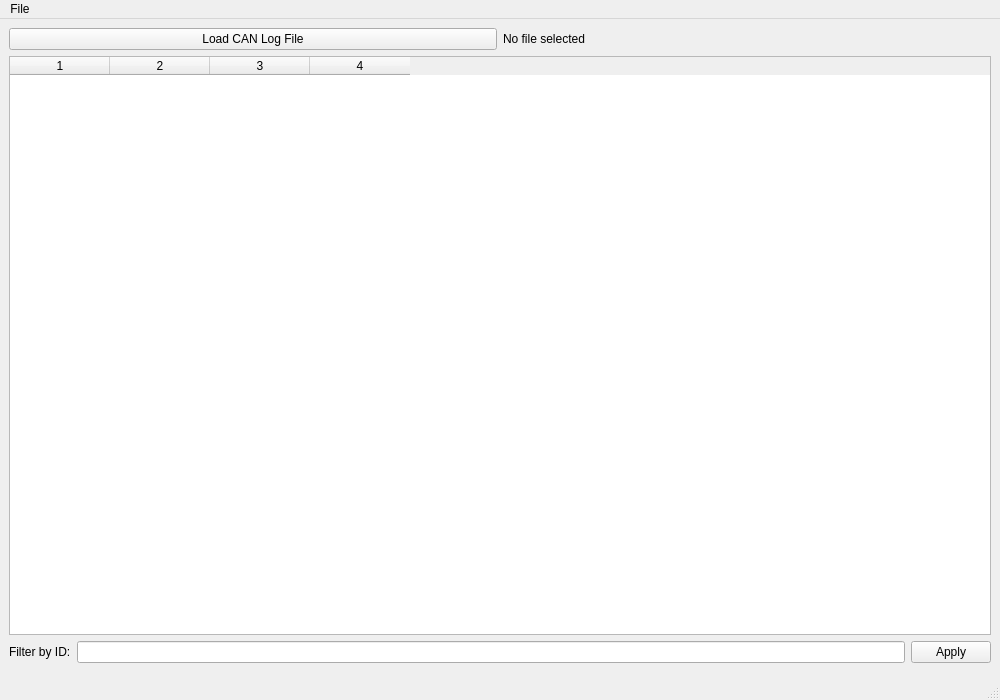
Before: the Qt Designer form mainwindow.ui in AidanRouai/CANvis1, drawn with Qt 5.
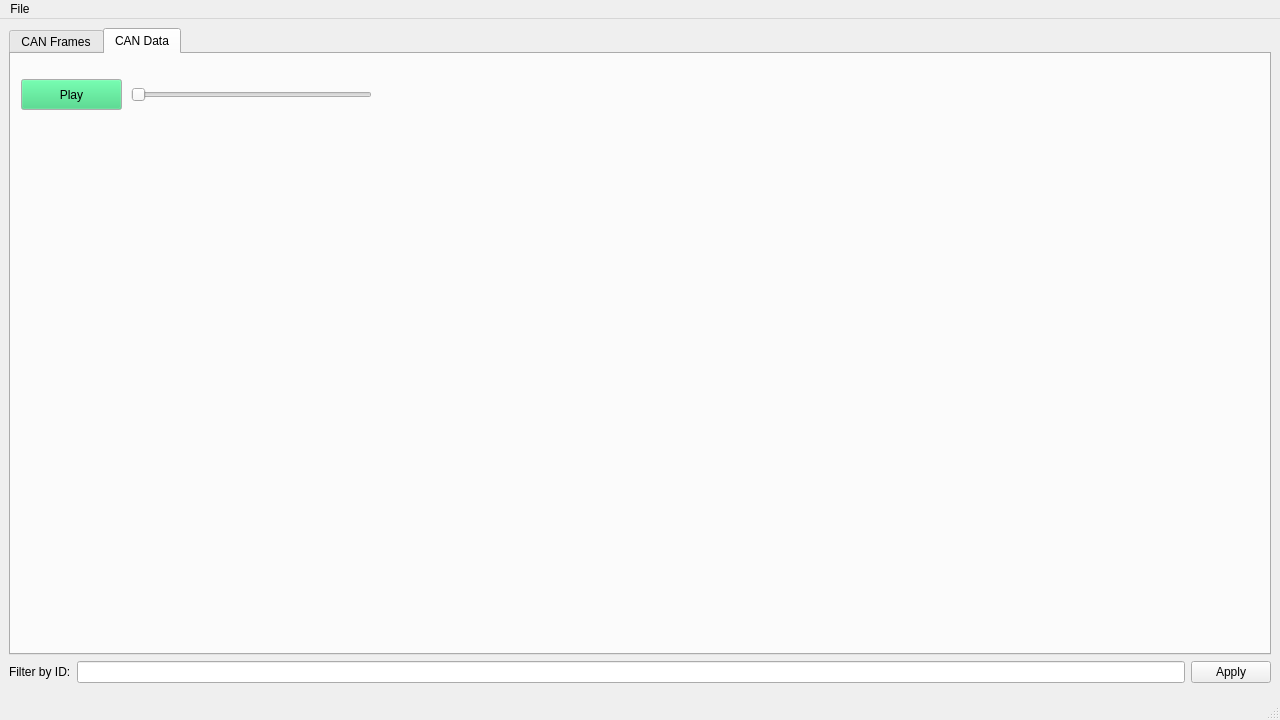
After: the same form once the commit is applied. The open tabs and pages were chosen to show the change.

Commit message: starting play button logic

```diff
--- a/mainwindow.ui
+++ b/mainwindow.ui
@@ -6,8 +6,8 @@
    <rect>
     <x>0</x>
     <y>0</y>
-    <width>1000</width>
-    <height>700</height>
+    <width>1280</width>
+    <height>720</height>
    </rect>
   </property>
   <property name="windowTitle">
@@ -16,42 +16,170 @@
   <widget class="QWidget" name="centralwidget">
    <layout class="QVBoxLayout" name="verticalLayout">
     <item>
-     <!-- File Selection Section -->
-     <layout class="QHBoxLayout" name="fileLayout">
-      <item>
+     <widget class="QTabWidget" name="Tabs">
+      <property name="currentIndex">
+       <number>0</number>
+      </property>
+      <widget class="QWidget" name="CANFrames">
+       <attribute name="title">
+        <string>CAN Frames</string>
+       </attribute>
+       <widget class="QTableWidget" name="tableCANData">
+        <property name="geometry">
+         <rect>
+          <x>-5</x>
+          <y>53</y>
+          <width>1271</width>
+          <height>541</height>
+         </rect>
+        </property>
+        <property name="alternatingRowColors">
+         <bool>true</bool>
+        </property>
+        <property name="columnCount">
+         <number>4</number>
+        </property>
+        <property name="horizontalHeaderLabels" stdset="0">
+         <stringlist>
+          <string>Timestamp</string>
+          <string>CAN ID</string>
+          <string>Data Bytes</string>
+          <string>Description</string>
+         </stringlist>
+        </property>
+        <attribute name="horizontalHeaderCascadingSectionResizes">
+         <bool>false</bool>
+        </attribute>
+        <attribute name="horizontalHeaderMinimumSectionSize">
+         <number>100</number>
+        </attribute>
+        <attribute name="horizontalHeaderDefaultSectionSize">
+         <number>325</number>
+        </attribute>
+        <attribute name="horizontalHeaderStretchLastSection">
+         <bool>false</bool>
+        </attribute>
+        <attribute name="verticalHeaderHighlightSections">
+         <bool>false</bool>
+        </attribute>
+        <column>
+         <property name="text">
+          <string>Timestamp</string>
+         </property>
+        </column>
+        <column>
+         <property name="text">
+          <string>CAN ID</string>
+         </property>
+        </column>
+        <column>
+         <property name="text">
+          <string>CAN Bytes</string>
+         </property>
+        </column>
+        <column>
+         <property name="text">
+          <string>Description</string>
+         </property>
+        </column>
+       </widget>
        <widget class="QPushButton" name="btnLoadFile">
+        <property name="geometry">
+         <rect>
+          <x>-13</x>
+          <y>0</y>
+          <width>487</width>
+          <height>26</height>
+         </rect>
+        </property>
         <property name="text">
          <string>Load CAN Log File</string>
         </property>
        </widget>
-      </item>
-      <item>
        <widget class="QLabel" name="lblSelectedFile">
+        <property name="geometry">
+         <rect>
+          <x>480</x>
+          <y>0</y>
+          <width>487</width>
+          <height>26</height>
+         </rect>
+        </property>
         <property name="text">
          <string>No file selected</string>
         </property>
        </widget>
-      </item>
-     </layout>
-    </item>
-
-    <item>
-     <!-- Table for Raw CAN Data -->
-     <widget class="QTableWidget" name="tableCANData">
-      <property name="columnCount">
-       <number>4</number>
-      </property>
-      <property name="horizontalHeaderLabels">
-       <stringlist>
-        <string>Timestamp</string>
-        <string>CAN ID</string>
-        <string>Data Bytes</string>
-        <string>Description</string>
-       </stringlist>
-      </property>
+      </widget>
+      <widget class="QWidget" name="CANData">
+       <attribute name="title">
+        <string>CAN Data</string>
+       </attribute>
+       <widget class="QPushButton" name="btnPlay">
+        <property name="geometry">
+         <rect>
+          <x>10</x>
+          <y>25</y>
+          <width>101</width>
+          <height>31</height>
+         </rect>
+        </property>
+        <property name="palette">
+         <palette>
+          <active>
+           <colorrole role="Button">
+            <brush brushstyle="SolidPattern">
+             <color alpha="255">
+              <red>51</red>
+              <green>209</green>
+              <blue>122</blue>
+             </color>
+            </brush>
+           </colorrole>
+          </active>
+          <inactive>
+           <colorrole role="Button">
+            <brush brushstyle="SolidPattern">
+             <color alpha="255">
+              <red>51</red>
+              <green>209</green>
+              <blue>122</blue>
+             </color>
+            </brush>
+           </colorrole>
+          </inactive>
+          <disabled>
+           <colorrole role="Button">
+            <brush brushstyle="SolidPattern">
+             <color alpha="255">
+              <red>51</red>
+              <green>209</green>
+              <blue>122</blue>
+             </color>
+            </brush>
+           </colorrole>
+          </disabled>
+         </palette>
+        </property>
+        <property name="text">
+         <string>Play</string>
+        </property>
+       </widget>
+       <widget class="QSlider" name="horizontalSlider">
+        <property name="geometry">
+         <rect>
+          <x>120</x>
+          <y>30</y>
+          <width>241</width>
+          <height>21</height>
+         </rect>
+        </property>
+        <property name="orientation">
+         <enum>Qt::Orientation::Horizontal</enum>
+        </property>
+       </widget>
+      </widget>
      </widget>
     </item>
-
     <item>
      <!-- Filter Section -->
      <layout class="QHBoxLayout" name="filterLayout">
@@ -90,7 +218,7 @@
     <rect>
      <x>0</x>
      <y>0</y>
-     <width>1000</width>
+     <width>1280</width>
      <height>23</height>
     </rect>
    </property>
```
Left out of the diff: 6 changed lines with no effect on the pictures. The commit also changes 8 other files.
